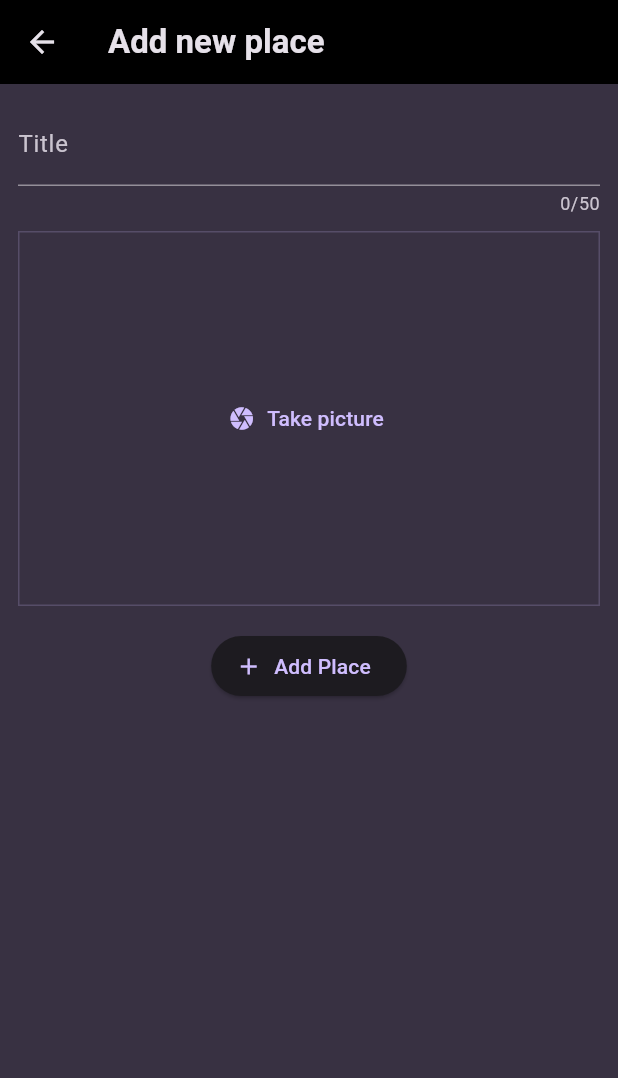
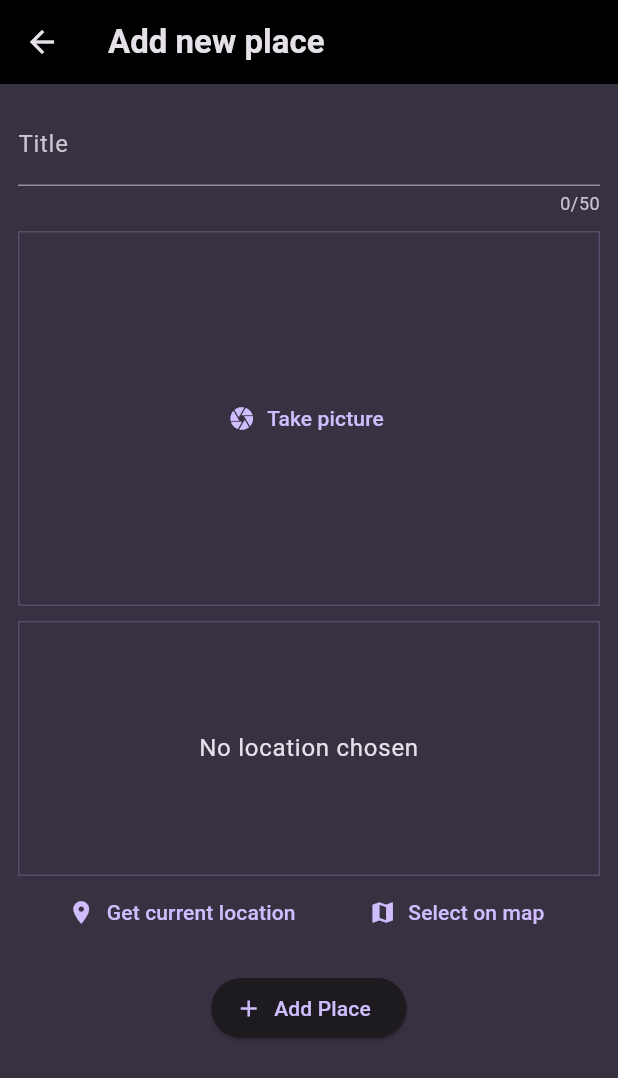
Before and after one commit to Shahmahdi/favorite_places_flutter, a Flutter app: the AddPlaceScreen screen opened directly, on a phone screen of 412 x 824 dp. Shown: the top 1078 px of the screen. Run offline on Flutter 3.47's test engine with Material 3 defaults, Android fonts, the phone set to English and light mode, and no system bars; our stand-ins replace flutter_riverpod, google_fonts, image_picker, location.

Commit message:
Location library added, WIP: location feature

```diff
--- a/lib/screens/add_place.dart
+++ b/lib/screens/add_place.dart
@@ -3,6 +3,7 @@
 import 'package:favorite_places_flutter/models/place.dart';
 import 'package:favorite_places_flutter/providers/favorite_places_provider.dart';
 import 'package:favorite_places_flutter/widgets/image_picker.dart';
+import 'package:favorite_places_flutter/widgets/location_input.dart';
 import 'package:flutter/material.dart';
 import 'package:flutter_riverpod/flutter_riverpod.dart';
 
@@ -71,6 +72,8 @@
                   _selectedImage = image;
                 },
               ),
+              const SizedBox(height: 10),
+              const LocationInput(),
               const SizedBox(height: 16),
               ElevatedButton.icon(
                 onPressed: _savePlace,
--- /dev/null
+++ b/lib/widgets/location_input.dart
@@ -0,0 +1,99 @@
+import 'package:flutter/material.dart';
+import 'package:location/location.dart';
+
+class LocationInput extends StatefulWidget {
+  const LocationInput({super.key});
+
+  @override
+  State<LocationInput> createState() {
+    return _LocationInput();
+  }
+}
+
+class _LocationInput extends State<LocationInput> {
+  Location? _pickedLocation;
+  var _isGettingLocation = false;
+
+  void _getCurrentLocation() async {
+    Location location = Location();
+
+    bool serviceEnabled;
+    PermissionStatus permissionGranted;
+    LocationData locationData;
+
+    serviceEnabled = await location.serviceEnabled();
+    if (!serviceEnabled) {
+      serviceEnabled = await location.requestService();
+      if (!serviceEnabled) {
+        return;
+      }
+    }
+
+    permissionGranted = await location.hasPermission();
+    if (permissionGranted == PermissionStatus.denied) {
+      permissionGranted = await location.requestPermission();
+      if (permissionGranted != PermissionStatus.granted) {
+        return;
+      }
+    }
+
+    setState(() {
+      _isGettingLocation = true;
+    });
+
+    locationData = await location.getLocation();
+
+    setState(() {
+      _isGettingLocation = false;
+    });
+    print(locationData.latitude);
+    print(locationData.longitude);
+  }
+
+  @override
+  Widget build(BuildContext context) {
+    Widget previewContent = Text(
+      "No location chosen",
+      textAlign: TextAlign.center,
+      style: Theme.of(context).textTheme.bodyLarge!.copyWith(
+            color: Theme.of(context).colorScheme.onSurface,
+          ),
+    );
+
+    if (_isGettingLocation) {
+      previewContent = const CircularProgressIndicator();
+    }
+
+    return Column(
+      children: [
+        Container(
+          height: 170,
+          width: double.infinity,
+          decoration: BoxDecoration(
+            border: Border.all(
+              width: 1,
+              color: Theme.of(context).colorScheme.primary.withOpacity(0.2),
+            ),
+          ),
+          alignment: Alignment.center,
+          child: previewContent,
+        ),
+        Row(
+          mainAxisAlignment: MainAxisAlignment.spaceEvenly,
+          children: [
+            TextButton.icon(
+              onPressed: _getCurrentLocation,
+              label: const Text("Get current location"),
+              icon: const Icon(Icons.location_on),
+            ),
+            TextButton.icon(
+              onPressed: () {},
+              label: const Text("Select on map"),
+              icon: const Icon(Icons.map),
+            ),
+          ],
+        ),
+      ],
+    );
+  }
+}
--- a/pubspec.yaml
+++ b/pubspec.yaml
@@ -39,6 +39,7 @@
   flutter_riverpod: ^2.5.1
   uuid: ^4.4.2
   image_picker: ^1.1.2
+  location: ^6.0.2
 
 dev_dependencies:
   flutter_test:
```
Also changed, not shown: lib/models/place.dart (+12 -0 lines), pubspec.lock, 3 other files.
